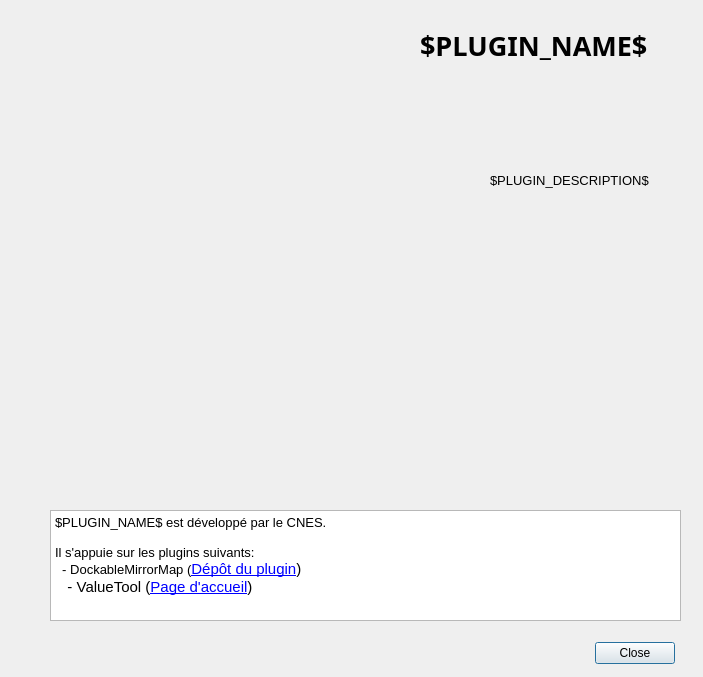
The window that ui_dlg.ui (CS-SI/TerreImage) describes before a commit, drawn with Qt 5.
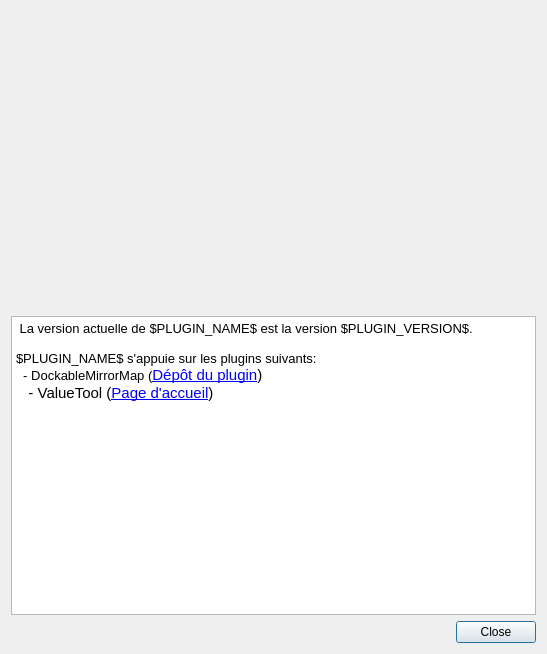
The same window after the commit. Icons and pictures are not drawn.

Commit message: mise à jour du about

Patch:
```diff
--- a/ui_dlg.ui
+++ b/ui_dlg.ui
@@ -6,8 +6,8 @@
    <rect>
     <x>0</x>
     <y>0</y>
-    <width>703</width>
-    <height>677</height>
+    <width>547</width>
+    <height>654</height>
    </rect>
   </property>
   <property name="sizePolicy">
@@ -19,15 +19,9 @@
   <property name="windowTitle">
    <string>About Terre Image</string>
   </property>
+  <layout class="QVBoxLayout" name="verticalLayout">
+   <item>
   <widget class="QLabel" name="logo">
-   <property name="geometry">
-    <rect>
-     <x>9</x>
-     <y>9</y>
-     <width>520</width>
-     <height>520</height>
-    </rect>
-   </property>
    <property name="sizePolicy">
     <sizepolicy hsizetype="Fixed" vsizetype="Expanding">
      <horstretch>0</horstretch>
@@ -56,65 +50,17 @@
     <bool>true</bool>
    </property>
   </widget>
-  <widget class="QLabel" name="title">
-   <property name="geometry">
-    <rect>
-     <x>420</x>
-     <y>20</y>
-     <width>271</width>
-     <height>51</height>
-    </rect>
-   </property>
-   <property name="font">
-    <font>
-     <family>Sans Serif</family>
-     <pointsize>20</pointsize>
-     <weight>75</weight>
-     <bold>true</bold>
-    </font>
-   </property>
-   <property name="text">
-    <string>$PLUGIN_NAME$</string>
-   </property>
-  </widget>
-  <widget class="QLabel" name="description">
-   <property name="geometry">
-    <rect>
-     <x>490</x>
-     <y>120</y>
-     <width>211</width>
-     <height>121</height>
-    </rect>
-   </property>
-   <property name="font">
-    <font>
-     <pointsize>10</pointsize>
-    </font>
-   </property>
-   <property name="text">
-    <string>$PLUGIN_DESCRIPTION$</string>
-   </property>
-   <property name="wordWrap">
-    <bool>true</bool>
-   </property>
-  </widget>
+   </item>
+   <item>
   <widget class="QTextBrowser" name="txt">
-   <property name="geometry">
-    <rect>
-     <x>50</x>
-     <y>510</y>
-     <width>631</width>
-     <height>111</height>
-    </rect>
-   </property>
    <property name="html">
     <string>&lt;!DOCTYPE HTML PUBLIC &quot;-//W3C//DTD HTML 4.0//EN&quot; &quot;http://www.w3.org/TR/REC-html40/strict.dtd&quot;&gt;
 &lt;html&gt;&lt;head&gt;&lt;meta name=&quot;qrichtext&quot; content=&quot;1&quot; /&gt;&lt;style type=&quot;text/css&quot;&gt;
 p, li { white-space: pre-wrap; }
 &lt;/style&gt;&lt;/head&gt;&lt;body style=&quot; font-family:'Ubuntu'; font-size:11pt; font-weight:400; font-style:normal;&quot;&gt;
-&lt;p style=&quot; margin-top:0px; margin-bottom:0px; margin-left:0px; margin-right:0px; -qt-block-indent:0; text-indent:0px;&quot;&gt;&lt;span style=&quot; font-family:'Sans'; font-size:10pt;&quot;&gt;$PLUGIN_NAME$ est développé par le CNES. &lt;/span&gt;&lt;/p&gt;
+&lt;p style=&quot; margin-top:0px; margin-bottom:0px; margin-left:0px; margin-right:0px; -qt-block-indent:0; text-indent:0px;&quot;&gt;&lt;span style=&quot; font-family:'Sans'; font-size:10pt;&quot;&gt; La version actuelle de $PLUGIN_NAME$ est la version $PLUGIN_VERSION$.&lt;/span&gt;&lt;/p&gt;
 &lt;p style=&quot;-qt-paragraph-type:empty; margin-top:0px; margin-bottom:0px; margin-left:0px; margin-right:0px; -qt-block-indent:0; text-indent:0px; font-family:'Sans'; font-size:10pt;&quot;&gt;&lt;br /&gt;&lt;/p&gt;
-&lt;p style=&quot; margin-top:0px; margin-bottom:0px; margin-left:0px; margin-right:0px; -qt-block-indent:0; text-indent:0px;&quot;&gt;&lt;span style=&quot; font-family:'Sans'; font-size:10pt;&quot;&gt;Il s'appuie sur les plugins suivants:&lt;/span&gt;&lt;/p&gt;
+&lt;p style=&quot; margin-top:0px; margin-bottom:0px; margin-left:0px; margin-right:0px; -qt-block-indent:0; text-indent:0px;&quot;&gt;&lt;span style=&quot; font-family:'Sans'; font-size:10pt;&quot;&gt;$PLUGIN_NAME$ s'appuie sur les plugins suivants:&lt;/span&gt;&lt;/p&gt;
 &lt;p style=&quot; margin-top:0px; margin-bottom:0px; margin-left:0px; margin-right:0px; -qt-block-indent:0; text-indent:0px;&quot;&gt;&lt;span style=&quot; font-family:'Sans'; font-size:10pt;&quot;&gt;  - DockableMirrorMap (&lt;/span&gt;&lt;a href=&quot;http://github.com/faunalia/dockablemirrormap&quot;&gt;&lt;span style=&quot; text-decoration: underline; color:#0000ff;&quot;&gt;Dépôt du plugin&lt;/span&gt;&lt;/a&gt;) &lt;img src=&quot;:/plugins/DockableMirrorMap/icons/dockablemirrormap.png&quot; /&gt;&lt;/p&gt;
 &lt;p style=&quot; margin-top:0px; margin-bottom:0px; margin-left:0px; margin-right:0px; -qt-block-indent:0; text-indent:0px;&quot;&gt;   - ValueTool (&lt;a href=&quot;http://hub.qgis.org/projects/valuetool&quot;&gt;&lt;span style=&quot; text-decoration: underline; color:#0000ff;&quot;&gt;Page d'accueil&lt;/span&gt;&lt;/a&gt;)&lt;/p&gt;&lt;/body&gt;&lt;/html&gt;</string>
    </property>
@@ -122,15 +68,9 @@
     <bool>true</bool>
    </property>
   </widget>
+   </item>
+   <item>
   <widget class="QDialogButtonBox" name="buttonBox">
-   <property name="geometry">
-    <rect>
-     <x>590</x>
-     <y>640</y>
-     <width>85</width>
-     <height>27</height>
-    </rect>
-   </property>
    <property name="orientation">
     <enum>Qt::Horizontal</enum>
    </property>
@@ -138,6 +78,8 @@
     <set>QDialogButtonBox::Close</set>
    </property>
   </widget>
+   </item>
+  </layout>
  </widget>
  <resources>
   <include location="resources.qrc"/>
```
Lines whose indentation alone changed are shown as unchanged. The commit also changes 2 other files.
